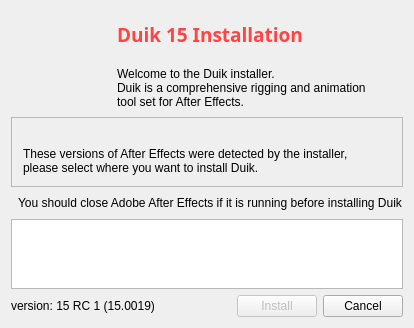
Before: the Qt Designer form Installer/mainwindow.ui in RxLaboratory/Duik, drawn with Qt 5.
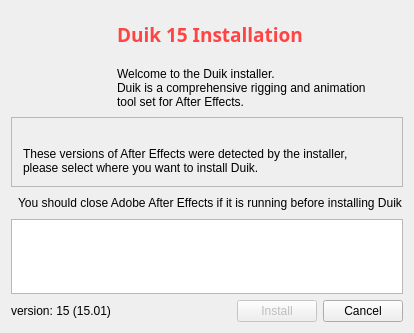
After: the same form once the commit is applied. Icons and pictures are not drawn.

```diff
--- a/Installer/mainwindow.ui
+++ b/Installer/mainwindow.ui
@@ -7,7 +7,7 @@
     <x>0</x>
     <y>0</y>
     <width>414</width>
-    <height>327</height>
+    <height>333</height>
    </rect>
   </property>
   <property name="windowTitle">
@@ -158,7 +158,7 @@
       <item>
        <widget class="QLabel" name="label_4">
         <property name="text">
-         <string>version: 15 RC 1 (15.0019)</string>
+         <string>version: 15 (15.01)</string>
         </property>
        </widget>
       </item>
```
